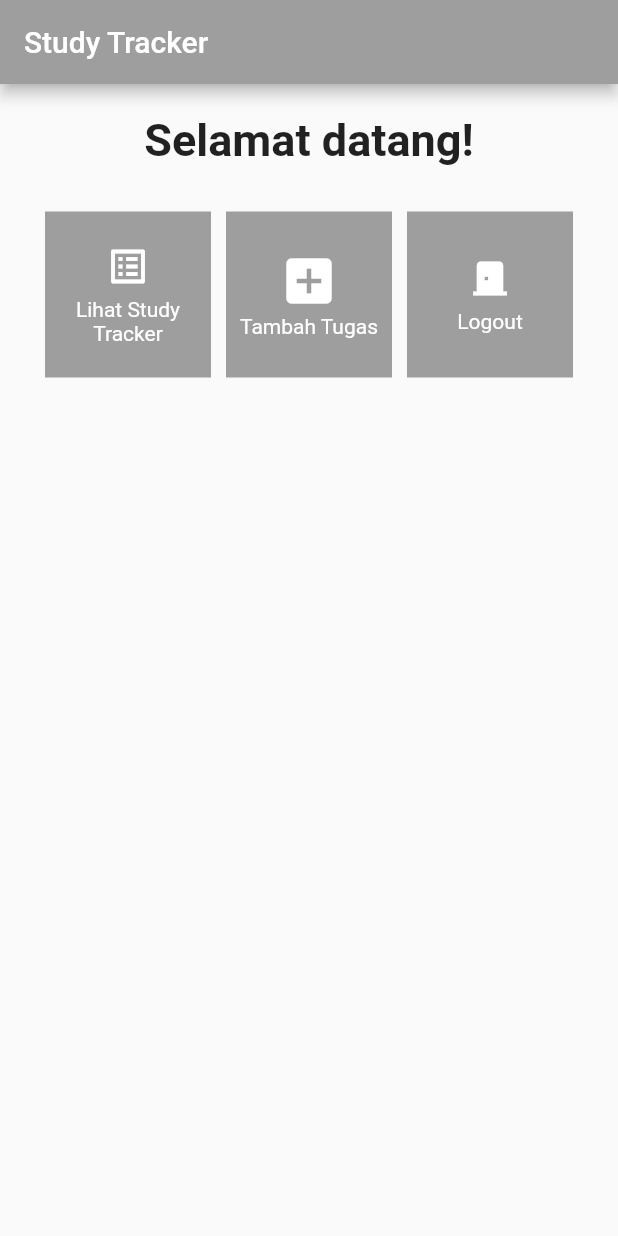
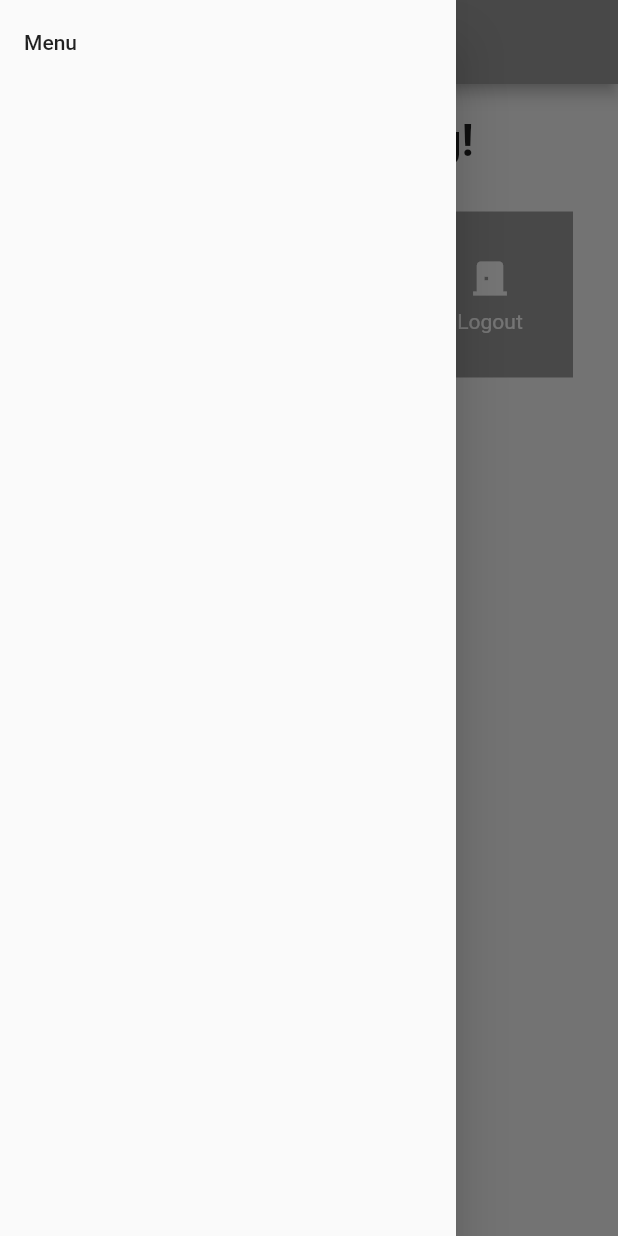
Before and after one commit to ArdianTheGreat/PBP_Flutter_Lab, a Flutter app: the screen it shows after launch, with the side drawer open (before the commit the screen has no drawer), on a phone screen of 412 x 824 dp. Run offline on Flutter 3.47's test engine with Material 2 defaults, Android fonts, the phone set to English and light mode, and no system bars.

Commit message:
Tugas 8. Hamburger Drawer

```diff
--- a/study_tracker/lib/main.dart
+++ b/study_tracker/lib/main.dart
@@ -1,5 +1,5 @@
 import 'package:flutter/material.dart';
-import 'menu.dart';
+import 'package:study_tracker/pages/menu.dart';
 
 void main() {
   runApp(const MyApp());
--- a/study_tracker/lib/menu.dart
+++ b/study_tracker/lib/pages/menu.dart
@@ -1,4 +1,6 @@
 import 'package:flutter/material.dart';
+
+import '../widgets/drawer.dart';
 
 class MyHomePage extends StatelessWidget {
   const MyHomePage({Key? key}) : super(key: key);
@@ -14,6 +16,7 @@ class MyHomePage extends StatelessWidget {
                 ),
               ),
             ),
+            drawer: const DrawerMenu(),
             body: SingleChildScrollView( // Widget wrapper yang dapat discroll
               child: Padding(
                 padding: const EdgeInsets.all(10.0), // Set padding dari halaman
--- /dev/null
+++ b/study_tracker/lib/widgets/drawer.dart
@@ -0,0 +1,28 @@
+import 'package:study_tracker/pages/menu.dart';
+import 'package:flutter/material.dart';
+
+class DrawerMenu extends StatelessWidget {
+
+  const DrawerMenu({Key? key}) : super(key: key);
+
+  @override
+  Widget build(BuildContext context) {
+    return Drawer(
+      child: Column(
+        children: [
+          // Menambahkan clickable menu
+          ListTile(
+            title: const Text('Menu'),
+            onTap: () {
+              // Route menu ke halaman utama
+              Navigator.pushReplacement(
+                context,
+                MaterialPageRoute(builder: (context) => const MyHomePage()),
+              );
+            },
+          ),
+        ],
+      ),
+    );
+  }
+}
```
